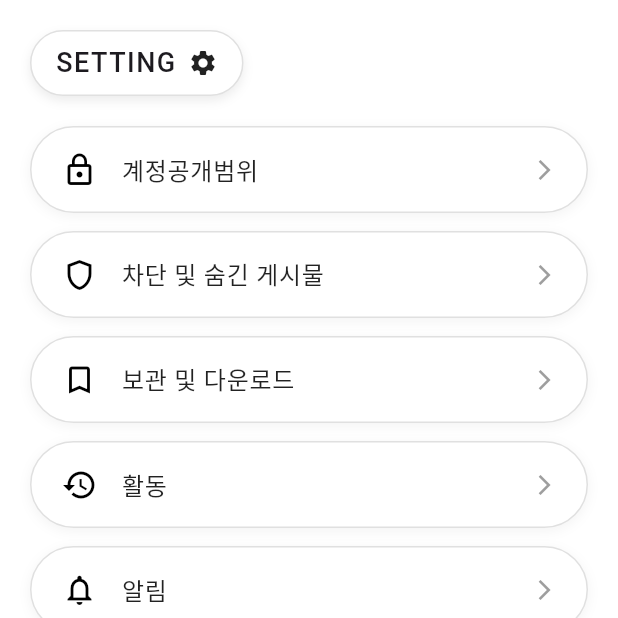
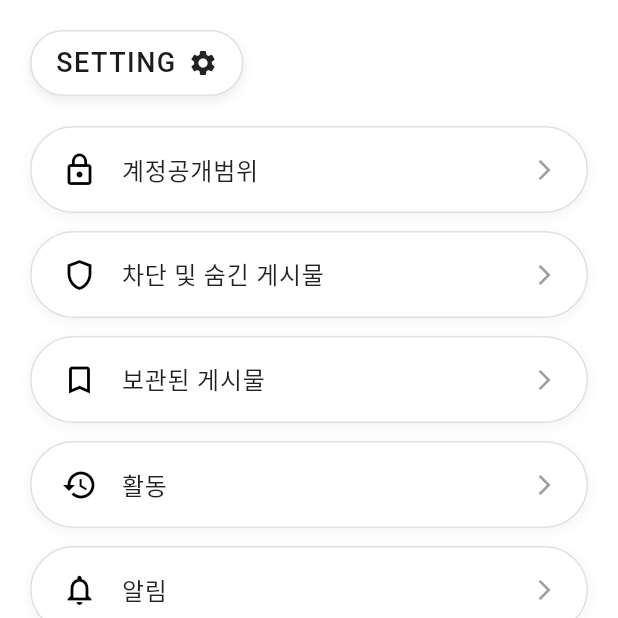
Before and after one commit to andy051127/tripic-refactored, a Flutter app: the SettingsScreen screen opened directly, on a phone screen of 412 x 824 dp, the top half of it. Run offline on Flutter 3.47's test engine with Material 3 defaults, Android fonts, the phone set to English and light mode, and no system bars; our stand-ins replace cloud_firestore, firebase_auth, firebase_core, firebase_storage, geolocator, google_maps_flutter and 4 more; missing offline and left inert: image_editor_plus, translator; accounts and stored records are empty.

Commit message:
설정 - 보관된 게시물  완료

```diff
--- a/lib/screens/settings_screen.dart
+++ b/lib/screens/settings_screen.dart
@@ -92,7 +92,7 @@ class SettingsScreen extends StatelessWidget {
                   _buildSettingItem(
                     context,
                     Icons.bookmark_border,
-                    "보관 및 다운로드",
+                    "보관된 게시물",
                     onTap: () {
                       Navigator.push(
                         context,
```
Also changed, not shown: lib/screens/saved_posts_screen.dart (+12 -2 lines), 1 other file.
